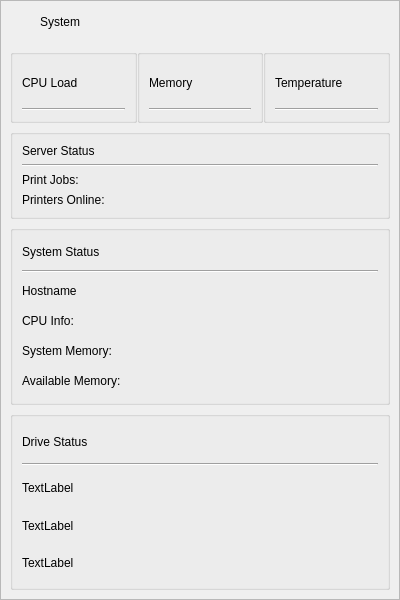
Above: pages/dashboard/widgets/system/systemwidget.ui from DigitalArtifex/Flo before the change. Below: the same form after it.
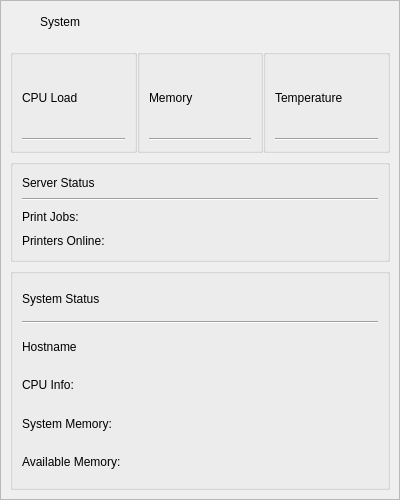
That is the form after the change.

What changed in the file:
```diff
--- a/pages/dashboard/widgets/system/systemwidget.ui
+++ b/pages/dashboard/widgets/system/systemwidget.ui
@@ -7,19 +7,19 @@
     <x>0</x>
     <y>0</y>
     <width>400</width>
-    <height>600</height>
+    <height>500</height>
    </rect>
   </property>
   <property name="minimumSize">
    <size>
     <width>400</width>
-    <height>600</height>
+    <height>500</height>
    </size>
   </property>
   <property name="maximumSize">
    <size>
     <width>400</width>
-    <height>600</height>
+    <height>500</height>
    </size>
   </property>
   <property name="windowTitle">
@@ -234,50 +234,6 @@
         </layout>
        </widget>
       </item>
-      <item row="3" column="0" colspan="3">
-       <widget class="QGroupBox" name="groupBox">
-        <property name="title">
-         <string/>
-        </property>
-        <layout class="QGridLayout" name="gridLayout_2">
-         <item row="4" column="0">
-          <widget class="QLabel" name="driveCapacityLabel">
-           <property name="text">
-            <string>TextLabel</string>
-           </property>
-          </widget>
-         </item>
-         <item row="2" column="0">
-          <widget class="QLabel" name="driveFreeLabel">
-           <property name="text">
-            <string>TextLabel</string>
-           </property>
-          </widget>
-         </item>
-         <item row="3" column="0">
-          <widget class="QLabel" name="driveUsedLabel">
-           <property name="text">
-            <string>TextLabel</string>
-           </property>
-          </widget>
-         </item>
-         <item row="0" column="0">
-          <widget class="QLabel" name="label_2">
-           <property name="text">
-            <string>Drive Status</string>
-           </property>
-          </widget>
-         </item>
-         <item row="1" column="0">
-          <widget class="Line" name="line_2">
-           <property name="orientation">
-            <enum>Qt::Horizontal</enum>
-           </property>
-          </widget>
-         </item>
-        </layout>
-       </widget>
-      </item>
       <item row="2" column="0" colspan="3">
        <widget class="QGroupBox" name="groupBox_2">
         <property name="title">
```
Left out of the diff: 14 changed lines with no effect on the pictures.
